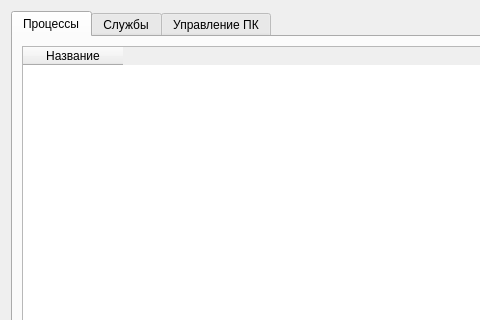
Before: the Qt Designer form management_pc.ui in whatever125/azot, drawn with Qt 5; both pictures show x 0 to 480 and y 0 to 320 of the 640 by 480 pixel window.
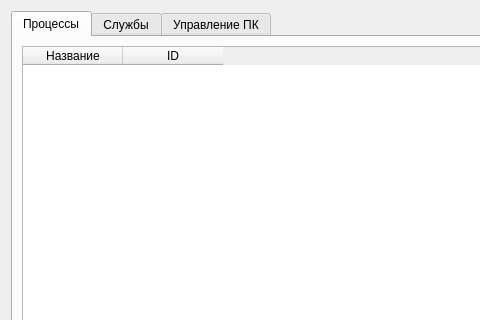
After: the same form once the commit is applied. The open tabs and pages were chosen to show the change. Icons and pictures are not drawn.

```diff
--- a/management_pc.ui
+++ b/management_pc.ui
@@ -52,11 +52,19 @@
          <property name="selectionBehavior">
           <enum>QAbstractItemView::SelectRows</enum>
          </property>
+         <property name="sortingEnabled">
+          <bool>true</bool>
+         </property>
          <column>
           <property name="text">
            <string>Название</string>
           </property>
          </column>
+         <column>
+          <property name="text">
+           <string>ID</string>
+          </property>
+         </column>
         </widget>
        </item>
        <item row="1" column="0">
```
Left out of the diff: 10 changed lines with no effect on the pictures.
